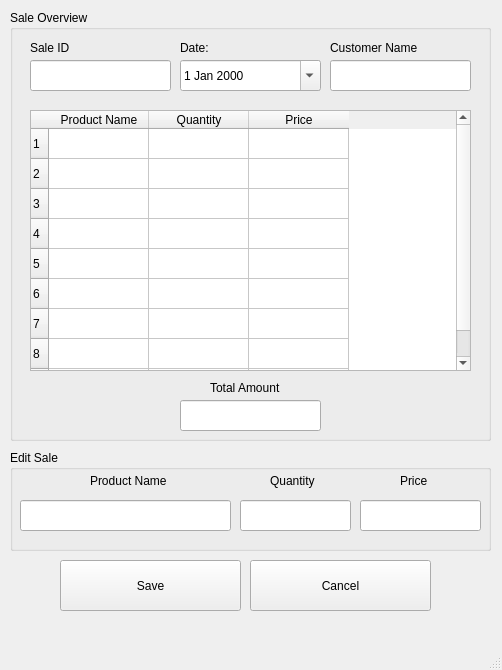
Qt form Screens/ViewSale.ui (basil-ali-khan/Inventory-Management-System) before a commit.
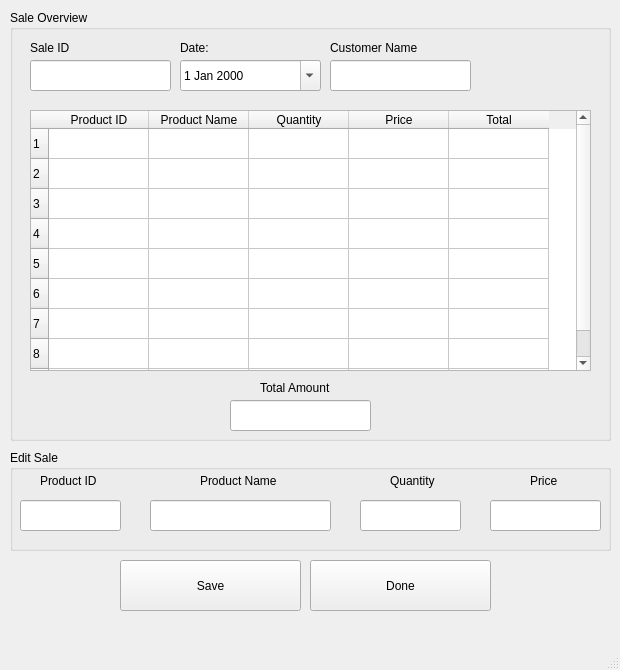
The same form after that commit.

Commit message: Some changes to both sale and purchase

Diff of the .ui file:
```diff
--- a/Screens/ViewSale.ui
+++ b/Screens/ViewSale.ui
@@ -6,7 +6,7 @@
    <rect>
     <x>0</x>
     <y>0</y>
-    <width>502</width>
+    <width>620</width>
     <height>670</height>
    </rect>
   </property>
@@ -17,7 +17,7 @@
    <widget class="QPushButton" name="saveSaleButton">
     <property name="geometry">
      <rect>
-      <x>60</x>
+      <x>120</x>
       <y>560</y>
       <width>181</width>
       <height>51</height>
@@ -32,7 +32,7 @@
      <rect>
       <x>10</x>
       <y>10</y>
-      <width>481</width>
+      <width>601</width>
       <height>431</height>
      </rect>
     </property>
@@ -120,7 +120,7 @@
     <widget class="QLabel" name="label_3">
      <property name="geometry">
       <rect>
-       <x>200</x>
+       <x>250</x>
        <y>370</y>
        <width>91</width>
        <height>16</height>
@@ -133,7 +133,7 @@
     <widget class="QLineEdit" name="viewTotalAmount">
      <property name="geometry">
       <rect>
-       <x>170</x>
+       <x>220</x>
        <y>390</y>
        <width>141</width>
        <height>31</height>
@@ -148,7 +148,7 @@
       <rect>
        <x>20</x>
        <y>100</y>
-       <width>441</width>
+       <width>561</width>
        <height>261</height>
       </rect>
      </property>
@@ -197,6 +197,11 @@
        <string>10</string>
       </property>
      </row>
+     <column>
+      <property name="text">
+       <string>Product ID</string>
+      </property>
+     </column>
      <column>
       <property name="text">
        <string>Product Name</string>
@@ -212,6 +217,11 @@
        <string>Price</string>
       </property>
      </column>
+     <column>
+      <property name="text">
+       <string>Total</string>
+      </property>
+     </column>
     </widget>
    </widget>
    <widget class="QGroupBox" name="groupBox_2">
@@ -219,7 +229,7 @@
      <rect>
       <x>10</x>
       <y>450</y>
-      <width>481</width>
+      <width>601</width>
       <height>101</height>
      </rect>
     </property>
@@ -229,7 +239,7 @@
     <widget class="QLabel" name="label_6">
      <property name="geometry">
       <rect>
-       <x>390</x>
+       <x>520</x>
        <y>20</y>
        <width>41</width>
        <height>21</height>
@@ -242,7 +252,7 @@
     <widget class="QLabel" name="label_7">
      <property name="geometry">
       <rect>
-       <x>260</x>
+       <x>380</x>
        <y>20</y>
        <width>101</width>
        <height>21</height>
@@ -255,9 +265,9 @@
     <widget class="QLineEdit" name="ProductName">
      <property name="geometry">
       <rect>
-       <x>10</x>
+       <x>140</x>
        <y>50</y>
-       <width>211</width>
+       <width>181</width>
        <height>31</height>
       </rect>
      </property>
@@ -274,28 +284,28 @@
     <widget class="QLineEdit" name="Quantity">
      <property name="geometry">
       <rect>
-       <x>230</x>
-       <y>50</y>
-       <width>111</width>
-       <height>31</height>
-      </rect>
-     </property>
-     <property name="text">
-      <string/>
-     </property>
-     <property name="alignment">
-      <set>Qt::AlignCenter</set>
-     </property>
-     <property name="readOnly">
-      <bool>false</bool>
-     </property>
-    </widget>
-    <widget class="QLineEdit" name="Price">
-     <property name="geometry">
-      <rect>
        <x>350</x>
        <y>50</y>
-       <width>121</width>
+       <width>101</width>
+       <height>31</height>
+      </rect>
+     </property>
+     <property name="text">
+      <string/>
+     </property>
+     <property name="alignment">
+      <set>Qt::AlignCenter</set>
+     </property>
+     <property name="readOnly">
+      <bool>false</bool>
+     </property>
+    </widget>
+    <widget class="QLineEdit" name="Price">
+     <property name="geometry">
+      <rect>
+       <x>480</x>
+       <y>50</y>
+       <width>111</width>
        <height>31</height>
       </rect>
      </property>
@@ -312,7 +322,7 @@
     <widget class="QLabel" name="MaterialName_2">
      <property name="geometry">
       <rect>
-       <x>80</x>
+       <x>190</x>
        <y>20</y>
        <width>101</width>
        <height>21</height>
@@ -322,18 +332,50 @@
       <string>Product Name</string>
      </property>
     </widget>
+    <widget class="QLabel" name="MaterialName_3">
+     <property name="geometry">
+      <rect>
+       <x>30</x>
+       <y>20</y>
+       <width>101</width>
+       <height>21</height>
+      </rect>
+     </property>
+     <property name="text">
+      <string>Product ID</string>
+     </property>
+    </widget>
+    <widget class="QLineEdit" name="ProductID">
+     <property name="geometry">
+      <rect>
+       <x>10</x>
+       <y>50</y>
+       <width>101</width>
+       <height>31</height>
+      </rect>
+     </property>
+     <property name="text">
+      <string/>
+     </property>
+     <property name="alignment">
+      <set>Qt::AlignCenter</set>
+     </property>
+     <property name="readOnly">
+      <bool>true</bool>
+     </property>
+    </widget>
    </widget>
    <widget class="QPushButton" name="cancelSaleButton">
     <property name="geometry">
      <rect>
-      <x>250</x>
+      <x>310</x>
       <y>560</y>
       <width>181</width>
       <height>51</height>
      </rect>
     </property>
     <property name="text">
-     <string>Cancel</string>
+     <string>Done</string>
     </property>
    </widget>
   </widget>
```
Left out of the diff: 4 changed lines with no effect on the pictures. The commit also changes 8 other files.
